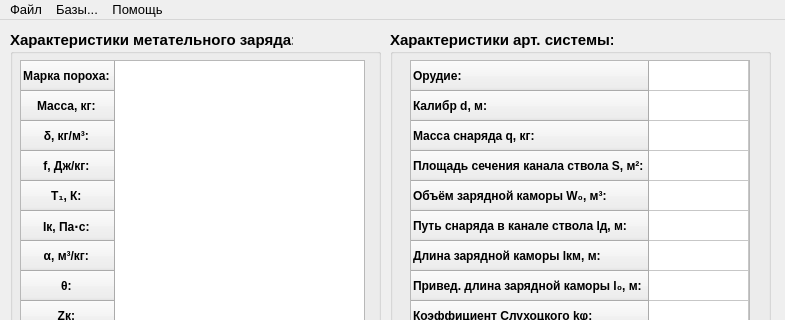
Qt form GUI/MainWindow/init.ui (sabbraxcaddabra/IntBalOptimization) before a commit; both pictures show x 0 to 785 and y 0 to 320 of the 785 by 630 pixel window.
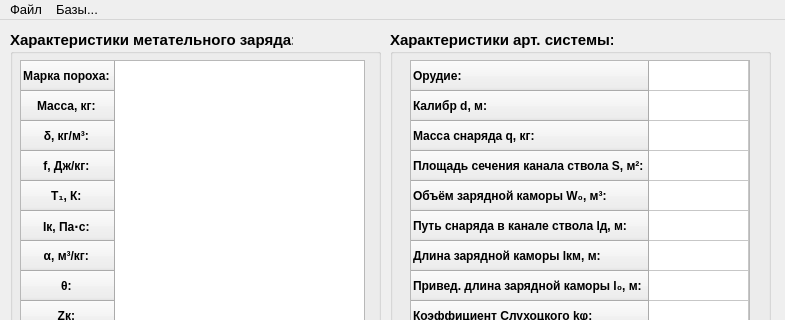
The same form after that commit.

```diff
--- a/GUI/MainWindow/init.ui
+++ b/GUI/MainWindow/init.ui
@@ -798,15 +798,8 @@
     <addaction name="act_open"/>
     <addaction name="act_save"/>
    </widget>
-   <widget class="QMenu" name="menu">
-    <property name="title">
-     <string>Помощь</string>
-    </property>
-    <addaction name="action"/>
-   </widget>
    <addaction name="file"/>
    <addaction name="bases"/>
-   <addaction name="menu"/>
   </widget>
   <action name="act_powders">
    <property name="text">
```
Left out of the diff: 9 changed lines with no effect on the pictures.
